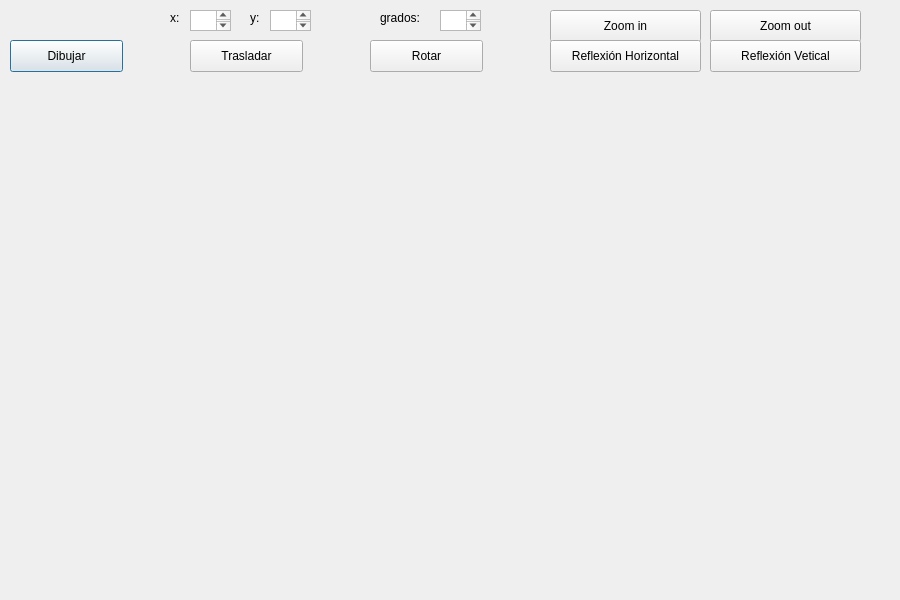
Old version of the form Pruebas-Tarea-5/prismarec.ui in the repository danielroa98/Quinto-Semestre.
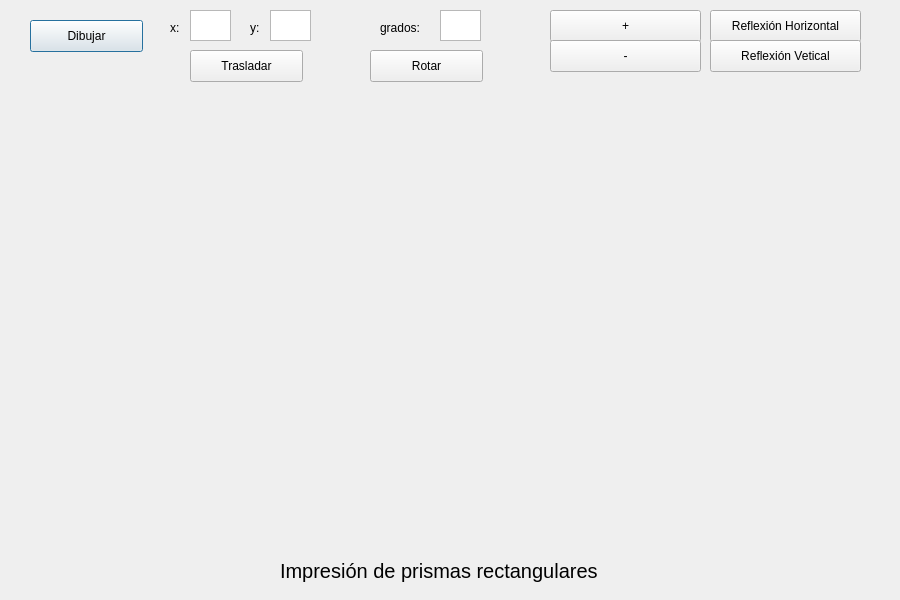
New version of the form.

What changed in the file:
```diff
--- a/Pruebas-Tarea-5/prismarec.ui
+++ b/Pruebas-Tarea-5/prismarec.ui
@@ -16,8 +16,8 @@
   <widget class="QPushButton" name="pushButton">
    <property name="geometry">
     <rect>
-     <x>10</x>
-     <y>40</y>
+     <x>30</x>
+     <y>20</y>
      <width>113</width>
      <height>32</height>
     </rect>
@@ -30,7 +30,7 @@
    <property name="geometry">
     <rect>
      <x>250</x>
-     <y>10</y>
+     <y>20</y>
      <width>51</width>
      <height>16</height>
     </rect>
@@ -45,7 +45,7 @@
      <x>270</x>
      <y>10</y>
      <width>41</width>
-     <height>21</height>
+     <height>31</height>
     </rect>
    </property>
   </widget>
@@ -53,7 +53,7 @@
    <property name="geometry">
     <rect>
      <x>190</x>
-     <y>40</y>
+     <y>50</y>
      <width>113</width>
      <height>32</height>
     </rect>
@@ -66,7 +66,7 @@
    <property name="geometry">
     <rect>
      <x>170</x>
-     <y>10</y>
+     <y>20</y>
      <width>41</width>
      <height>16</height>
     </rect>
@@ -81,7 +81,7 @@
      <x>190</x>
      <y>10</y>
      <width>41</width>
-     <height>21</height>
+     <height>31</height>
     </rect>
    </property>
   </widget>
@@ -95,14 +95,14 @@
     </rect>
    </property>
    <property name="text">
-    <string>Zoom in</string>
+    <string>+</string>
    </property>
   </widget>
   <widget class="QPushButton" name="pushButton_3">
    <property name="geometry">
     <rect>
      <x>370</x>
-     <y>40</y>
+     <y>50</y>
      <width>113</width>
      <height>32</height>
     </rect>
@@ -114,8 +114,8 @@
   <widget class="QPushButton" name="pushButton_6">
    <property name="geometry">
     <rect>
-     <x>550</x>
-     <y>40</y>
+     <x>710</x>
+     <y>10</y>
      <width>151</width>
      <height>32</height>
     </rect>
@@ -127,14 +127,14 @@
   <widget class="QPushButton" name="pushButton_4">
    <property name="geometry">
     <rect>
-     <x>710</x>
-     <y>10</y>
+     <x>550</x>
+     <y>40</y>
      <width>151</width>
      <height>32</height>
     </rect>
    </property>
    <property name="text">
-    <string>Zoom out</string>
+    <string>-</string>
    </property>
   </widget>
   <widget class="QPushButton" name="pushButton_7">
@@ -156,7 +156,7 @@
      <x>440</x>
      <y>10</y>
      <width>41</width>
-     <height>21</height>
+     <height>31</height>
     </rect>
    </property>
   </widget>
@@ -164,7 +164,7 @@
    <property name="geometry">
     <rect>
      <x>380</x>
-     <y>10</y>
+     <y>20</y>
      <width>51</width>
      <height>16</height>
     </rect>
@@ -173,6 +173,24 @@
     <string>grados:</string>
    </property>
   </widget>
+  <widget class="QLabel" name="label">
+   <property name="geometry">
+    <rect>
+     <x>280</x>
+     <y>550</y>
+     <width>361</width>
+     <height>41</height>
+    </rect>
+   </property>
+   <property name="font">
+    <font>
+     <pointsize>15</pointsize>
+    </font>
+   </property>
+   <property name="text">
+    <string>Impresión de prismas rectangulares</string>
+   </property>
+  </widget>
  </widget>
  <resources/>
  <connections/>
```
